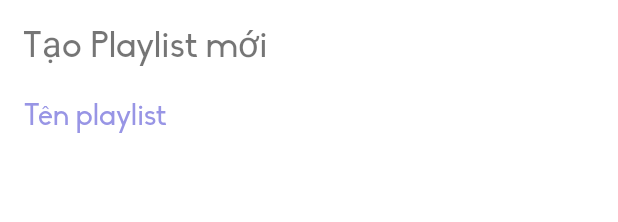
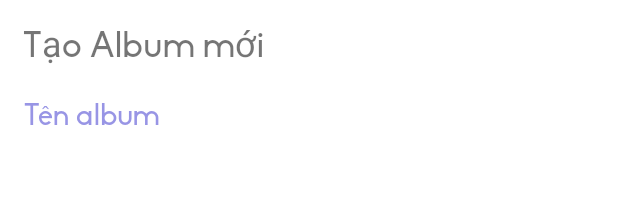
Before and after one commit to mihntam/MusicStreaming, an Android app: the layout misc_dialog_create_playlist.xml on its own in the app's theme, with its tools: preview values and no code run, on a phone screen of 412 x 824 dp. Shown: the top 222 px of the screen. Run offline under Robolectric (Android 15) with nearby library versions, the phone set to English and light mode, and no system bars.

```diff
--- a/app/src/main/java/com/example/musicfirebase/dialogs/DialogAddToPlaylist.java
+++ b/app/src/main/java/com/example/musicfirebase/dialogs/DialogAddToPlaylist.java
@@ -53,7 +53,7 @@ public class DialogAddToPlaylist extends DialogFragment {
         AlertDialog.Builder builder = new AlertDialog.Builder(getActivity());
 
         builder.setView(v)
-                .setNegativeButton("CLOSE",
+                .setNegativeButton("Thoát",
                         (dialog, which) -> dialog.dismiss());
 
         /* End building */
--- a/app/src/main/java/com/example/musicfirebase/dialogs/DialogCreatePlaylist.java
+++ b/app/src/main/java/com/example/musicfirebase/dialogs/DialogCreatePlaylist.java
@@ -33,9 +33,9 @@ public class DialogCreatePlaylist extends DialogFragment {
         AlertDialog.Builder builder = new AlertDialog.Builder(getActivity());
 
         builder.setView(v)
-                .setPositiveButton("CREATE",
+                .setPositiveButton("Tạo",
                         (dialog, which) -> mDialogListener.onCreateSelected(titleField))
-                .setNegativeButton("CANCEL",
+                .setNegativeButton("Thoát",
                         (dialog, which) -> dialog.dismiss())
                 .setOnDismissListener(dialog -> titleField.getText().clear());
 
--- a/app/src/main/java/com/example/musicfirebase/fragments/PlayingFragment.java
+++ b/app/src/main/java/com/example/musicfirebase/fragments/PlayingFragment.java
@@ -122,6 +122,7 @@ public class PlayingFragment extends Fragment {
         @Override
         public void onAddToExistingPlaylistSelected() {
             boolean playlistsAreLoaded = !playlistVM.getPlaylists().getValue().isEmpty();
+            playlistVM.getPlaylistsFromDb(Query.Direction.ASCENDING);
 
             if (playlistsAreLoaded) {
                 playlistVM.getPlaylists().getValue();
@@ -247,7 +248,7 @@ public class PlayingFragment extends Fragment {
         B.playerRecycler.setAdapter(playerAdapter);
 
         String playingFromWhat = songVM.getSelectedPlaylist().getValue().getTitle();
-        B.playingFrom.setText(playingFromWhat.isEmpty() ? "All Songs" : playingFromWhat);
+        B.playingFrom.setText(playingFromWhat.isEmpty() ? "Thư viện" : playingFromWhat);
 
         return B.getRoot();
     }
--- a/app/src/main/java/com/example/musicfirebase/viewmodels/PlayingViewModel.java
+++ b/app/src/main/java/com/example/musicfirebase/viewmodels/PlayingViewModel.java
@@ -181,7 +181,7 @@ public class PlayingViewModel extends ViewModel {
         int duration = mp.getDuration();
 
         if (duration == -1) {
-            throw new IllegalStateException(TAG + " MediaPlayer file URL is not valid.");
+            throw new IllegalStateException(TAG + " Url tệp hiện không đúng.");
         }
 
         return duration;
--- a/app/src/main/res/layout/misc_dialog_add_to_playlist.xml
+++ b/app/src/main/res/layout/misc_dialog_add_to_playlist.xml
@@ -12,7 +12,7 @@
         android:paddingStart="15dp"
         android:paddingTop="15dp"
         android:paddingBottom="10dp"
-        android:text="Thêm vào playlist sẵn có"
+        android:text="Thêm vào album sẵn có"
         android:textSize="24sp" />
 
     <androidx.recyclerview.widget.RecyclerView
--- a/app/src/main/res/layout/misc_dialog_create_playlist.xml
+++ b/app/src/main/res/layout/misc_dialog_create_playlist.xml
@@ -14,7 +14,7 @@
         android:paddingStart="15dp"
         android:paddingTop="15dp"
         android:paddingBottom="10dp"
-        android:text="Tạo Playlist mới"
+        android:text="Tạo Album mới"
         android:textSize="24sp"
         android:textColorHint="@color/bright_lavender"/>
 
@@ -26,7 +26,7 @@
         android:layout_gravity="center_horizontal"
         android:layout_marginStart="12dp"
         android:fontFamily="@font/biko_regular"
-        android:hint="Tên playlist"
+        android:hint="Tên album"
         android:textColorHint="@color/white_lavender"
         android:textSize="20dp"
         android:backgroundTint="@color/white"/>
```
Also changed, not shown: app/src/main/java/com/example/musicfirebase/fragments/PlaylistsFragment.java (+4 -3 lines), app/src/main/java/com/example/musicfirebase/viewmodels/PlaylistViewModel.java (+4 -4 lines).
